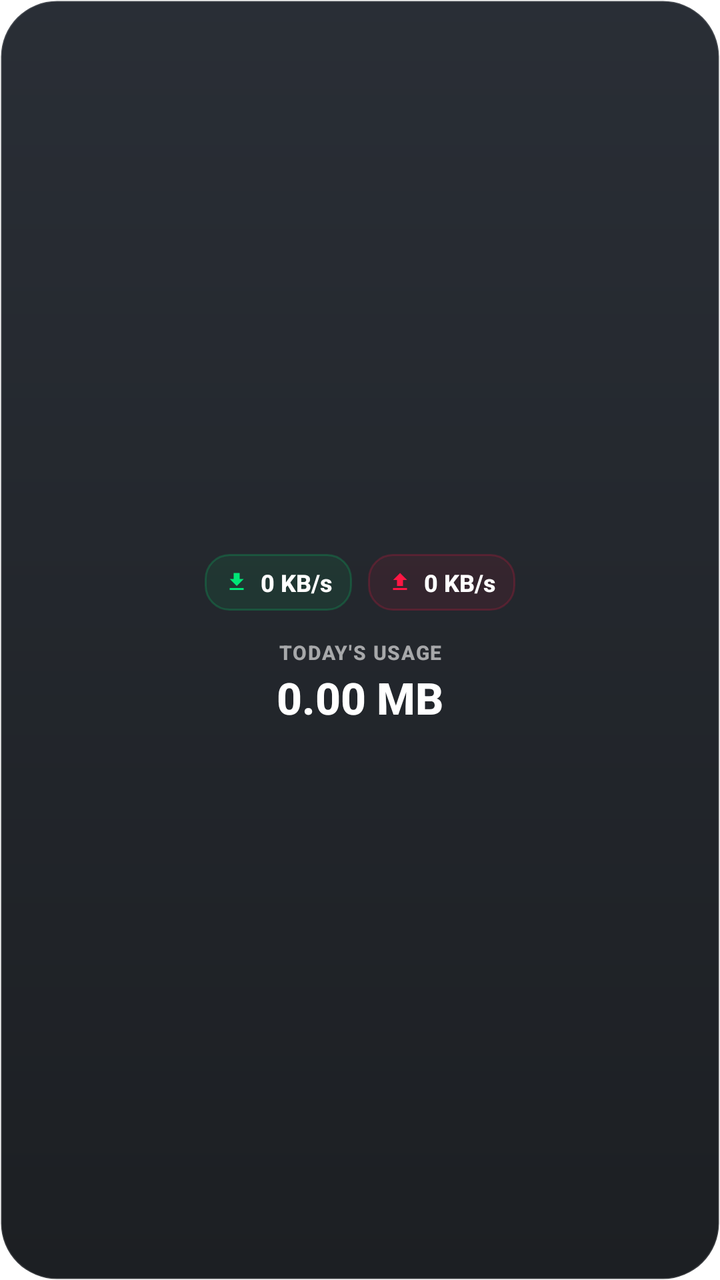
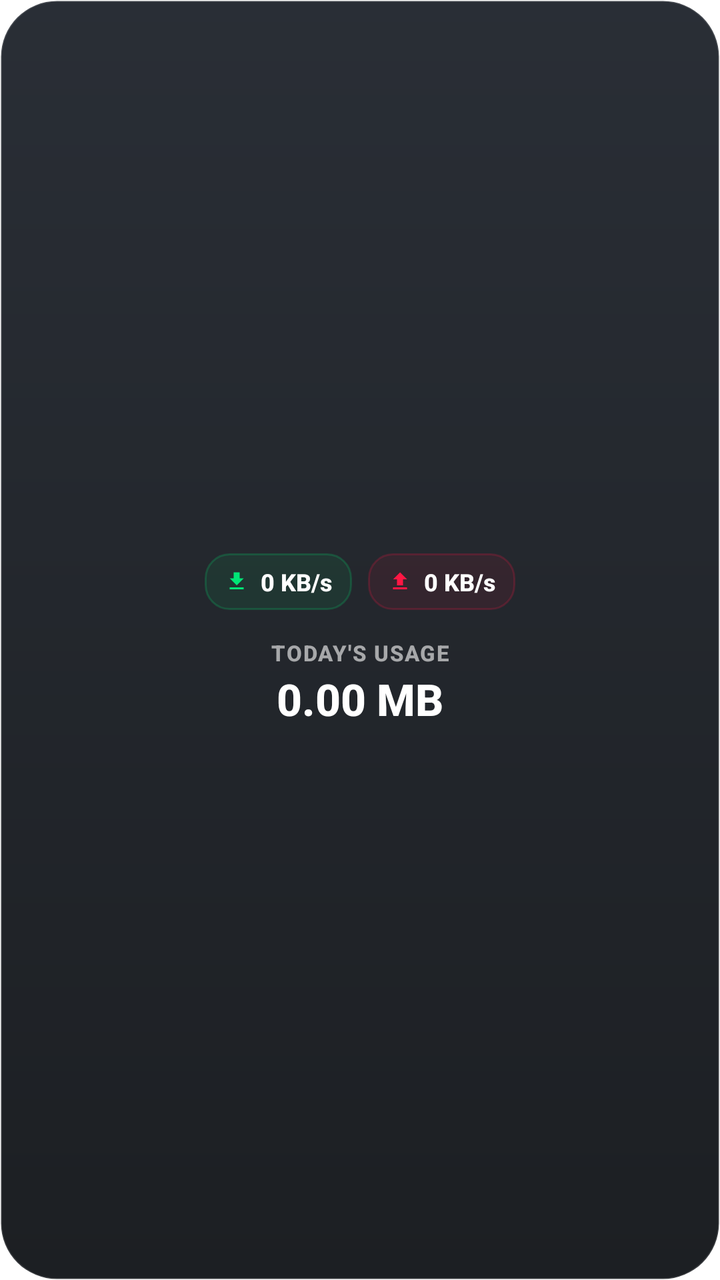

An Android layout rendered at two revisions. The XML below is the earlier revision; the diff shows what the commit changed to produce the second picture.
<!-- AndroidManifest.xml: application theme Theme.FlowMeter -->
<!-- res/layout/widget_speed_usage.xml -->
<?xml version="1.0" encoding="utf-8"?>
<LinearLayout xmlns:android="http://schemas.android.com/apk/res/android"
    xmlns:app="http://schemas.android.com/apk/res-auto"
    android:id="@+id/widget_container"
    android:layout_width="match_parent"
    android:layout_height="match_parent"
    android:orientation="vertical"
    android:padding="16dp"
    android:background="@drawable/widget_background"
    android:gravity="center">

    
    <LinearLayout
        android:id="@+id/widget_speed_layout"
        android:layout_width="match_parent"
        android:layout_height="wrap_content"
        android:orientation="horizontal"
        android:baselineAligned="false"
        android:gravity="center"
        android:layout_marginBottom="14dp">

        
        <LinearLayout
            android:layout_width="wrap_content"
            android:layout_height="wrap_content"
            android:orientation="horizontal"
            android:gravity="center_vertical"
            android:paddingStart="10dp"
            android:paddingEnd="10dp"
            android:paddingTop="6dp"
            android:paddingBottom="6dp"
            android:layout_marginEnd="8dp"
            android:background="@drawable/widget_badge_down">

            <ImageView
                android:layout_width="12dp"
                android:layout_height="12dp"
                android:src="@drawable/ic_arrow_down_green"
                android:contentDescription="@string/desc_download" />
            <TextView
                android:id="@+id/widget_text_down"
                android:layout_width="wrap_content"
                android:layout_height="wrap_content"
                android:layout_marginStart="6dp"
                android:text="0 KB/s"
                android:textColor="#FFFFFF"
                android:textSize="12sp"
                android:textStyle="bold"
                android:fontFamily="sans-serif-medium"
                android:maxLines="1"
                android:ellipsize="end"/>
        </LinearLayout>

        
        <LinearLayout
            android:layout_width="wrap_content"
            android:layout_height="wrap_content"
            android:orientation="horizontal"
            android:gravity="center_vertical"
            android:paddingStart="10dp"
            android:paddingEnd="10dp"
            android:paddingTop="6dp"
            android:paddingBottom="6dp"
            android:background="@drawable/widget_badge_up">
            <ImageView
                android:layout_width="12dp"
                android:layout_height="12dp"
                android:src="@drawable/ic_arrow_up_red"
                android:contentDescription="@string/desc_upload" />
            <TextView
                android:id="@+id/widget_text_up"
                android:layout_width="wrap_content"
                android:layout_height="wrap_content"
                android:layout_marginStart="6dp"
                android:text="0 KB/s"
                android:textColor="#FFFFFF"
                android:textSize="12sp"
                android:textStyle="bold"
                android:fontFamily="sans-serif-medium"
                android:maxLines="1"
                android:ellipsize="end"/>
        </LinearLayout>
    </LinearLayout>

    
    <LinearLayout
        android:layout_width="wrap_content"
        android:layout_height="wrap_content"
        android:orientation="vertical"
        android:gravity="center">

        <TextView
            android:id="@+id/widget_label_usage"
            android:layout_width="wrap_content"
            android:layout_height="wrap_content"
            android:text="@string/label_todays_usage"
            android:textColor="#99FFFFFF"
            android:textSize="10sp"
            android:textStyle="bold"
            android:textAllCaps="true"
            android:letterSpacing="0.06"
            android:fontFamily="sans-serif-medium"
            android:gravity="center"
            android:layout_marginBottom="4dp"/>

        <TextView
            android:id="@+id/widget_text_usage"
            android:layout_width="wrap_content"
            android:layout_height="wrap_content"
            android:text="0.00 MB"
            android:textColor="#FFFFFF"
            android:textSize="22sp"
            android:textStyle="bold"
            android:fontFamily="sans-serif-medium"
            android:includeFontPadding="false"
            android:gravity="center"/>
    </LinearLayout>

</LinearLayout>
<!-- resources referenced by this layout -->
<resources>
  <!-- drawable ic_arrow_down_green (drawable) -->
  <vector xmlns:android="http://schemas.android.com/apk/res/android"
      android:width="12dp"
      android:height="12dp"
      android:viewportWidth="24"
      android:viewportHeight="24">
      <path
          android:fillColor="#00E676"
          android:pathData="M19,9h-4V3H9v6H5l7,7 7,-7zM5,18v2h14v-2H5z"/>
  </vector>
  <!-- drawable ic_arrow_up_red (drawable) -->
  <vector xmlns:android="http://schemas.android.com/apk/res/android"
      android:width="12dp"
      android:height="12dp"
      android:viewportWidth="24"
      android:viewportHeight="24">
      <path
          android:fillColor="#FF1744"
          android:pathData="M9,16h6v-6h4l-7,-7 -7,7h4v6zM5,18v2h14v-2H5z"/>
  </vector>
  <!-- drawable widget_background (drawable) -->
  <?xml version="1.0" encoding="utf-8"?>
  <shape xmlns:android="http://schemas.android.com/apk/res/android">
      
      <gradient
          android:startColor="#F21E232B"
          android:endColor="#F2101317"
          android:angle="270" />
      
      <stroke
          android:width="1dp"
          android:color="#22FFFFFF" />
      
      <corners android:radius="28dp" />
  </shape>
  <!-- drawable widget_badge_down (drawable) -->
  <?xml version="1.0" encoding="utf-8"?>
  <shape xmlns:android="http://schemas.android.com/apk/res/android">
      
      <solid android:color="#1400E676" />
      
      <stroke
          android:width="1dp"
          android:color="#3300E676" />
      <corners android:radius="12dp" />
  </shape>
  <!-- drawable widget_badge_up (drawable) -->
  <?xml version="1.0" encoding="utf-8"?>
  <shape xmlns:android="http://schemas.android.com/apk/res/android">
      
      <solid android:color="#14FF1744" />
      
      <stroke
          android:width="1dp"
          android:color="#33FF1744" />
      <corners android:radius="12dp" />
  </shape>
  <string name="desc_download">Download speed</string>
  <string name="desc_upload">Upload speed</string>
  <string name="label_todays_usage">Today\'s usage</string>
  <style name="Theme.FlowMeter" parent="Theme.MaterialComponents.Light.NoActionBar">
          <item name="android:statusBarColor">@android:color/transparent</item>
          <item name="android:navigationBarColor">@android:color/transparent</item>
      </style>
</resources>

<!-- the commit's change to res/layout/widget_speed_usage.xml (unified diff, before → after) -->
@@ -1,6 +1,5 @@
 <?xml version="1.0" encoding="utf-8"?>
 <LinearLayout xmlns:android="http://schemas.android.com/apk/res/android"
-    xmlns:app="http://schemas.android.com/apk/res-auto"
     android:id="@+id/widget_container"
     android:layout_width="match_parent"
     android:layout_height="match_parent"
@@ -42,7 +41,7 @@
                 android:layout_width="wrap_content"
                 android:layout_height="wrap_content"
                 android:layout_marginStart="6dp"
-                android:text="0 KB/s"
+                android:text="@string/placeholder_speed"
                 android:textColor="#FFFFFF"
                 android:textSize="12sp"
                 android:textStyle="bold"
@@ -72,7 +71,7 @@
                 android:layout_width="wrap_content"
                 android:layout_height="wrap_content"
                 android:layout_marginStart="6dp"
-                android:text="0 KB/s"
+                android:text="@string/placeholder_speed"
                 android:textColor="#FFFFFF"
                 android:textSize="12sp"
                 android:textStyle="bold"
@@ -95,7 +94,7 @@
             android:layout_height="wrap_content"
             android:text="@string/label_todays_usage"
             android:textColor="#99FFFFFF"
-            android:textSize="10sp"
+            android:textSize="11sp"
             android:textStyle="bold"
             android:textAllCaps="true"
             android:letterSpacing="0.06"
@@ -107,7 +106,7 @@
             android:id="@+id/widget_text_usage"
             android:layout_width="wrap_content"
             android:layout_height="wrap_content"
-            android:text="0.00 MB"
+            android:text="@string/placeholder_usage"
             android:textColor="#FFFFFF"
             android:textSize="22sp"
             android:textStyle="bold"
<!-- resource entries referenced after the edit -->
@@ -60,6 +60,8 @@
   <string name="desc_download">Download speed</string>
   <string name="desc_upload">Upload speed</string>
   <string name="label_todays_usage">Today\'s usage</string>
+  <string name="placeholder_speed" translatable="false">0 KB/s</string>
+  <string name="placeholder_usage" translatable="false">0.00 MB</string>
   <style name="Theme.FlowMeter" parent="Theme.MaterialComponents.Light.NoActionBar">
           <item name="android:statusBarColor">@android:color/transparent</item>
           <item name="android:navigationBarColor">@android:color/transparent</item>
